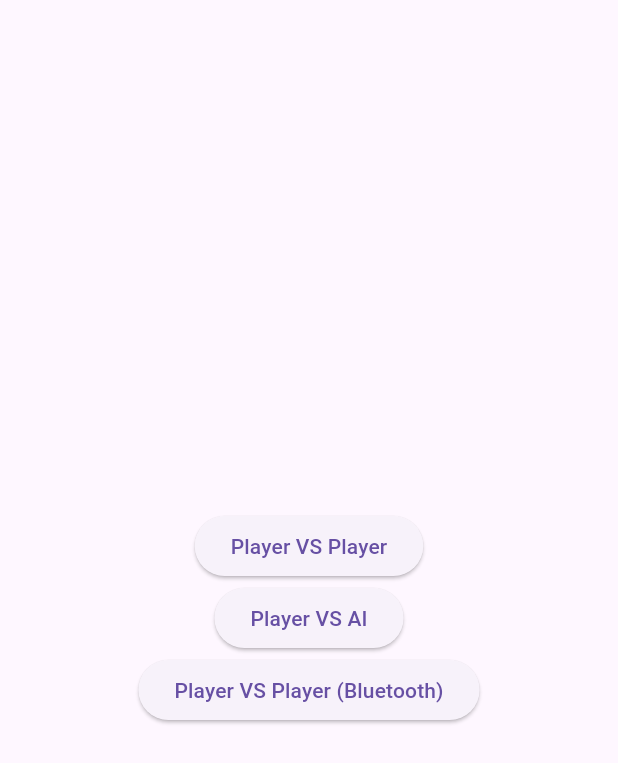
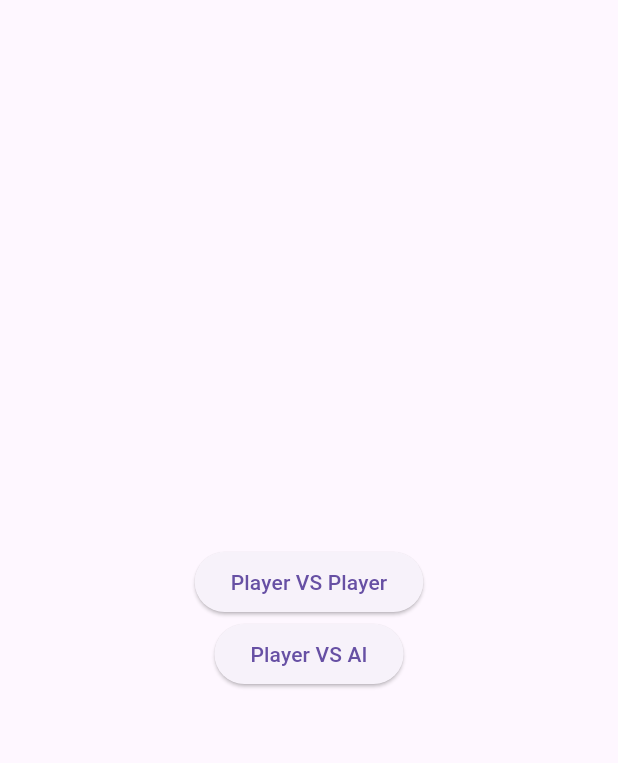
Before and after one commit to Ayushrestha05/TicTacToe_Flutter, a Flutter app: the screen it shows after launch, on a phone screen of 412 x 824 dp. Shown: the top 763 px of the screen. Run offline on Flutter 3.47's test engine with Material 3 defaults, Android fonts, the light colour scheme and no system bars; our stand-ins replace bloc, equatable, flutter_bloc, get_it, shared_preferences; generated files the repository leaves out were written again.

Commit message:
Edited Start UI

```diff
--- a/lib/app/views/start/start_screen.dart
+++ b/lib/app/views/start/start_screen.dart
@@ -26,8 +26,12 @@ class StartScreen extends StatelessWidget {
                       .navigateTo(Routes.gameScreen, arguments: 'ai');
                 },
                 child: Text('Player VS AI')),
-            ElevatedButton(
-                onPressed: () {}, child: Text('Player VS Player (Bluetooth)')),
+            // ElevatedButton(
+            //     onPressed: () {
+            //       locator<NavigationService>()
+            //           .navigateTo(Routes.bluetoothSearchScreen);
+            //     },
+            //     child: Text('Player VS Player (Bluetooth)')),
           ],
         ),
       )),
```
